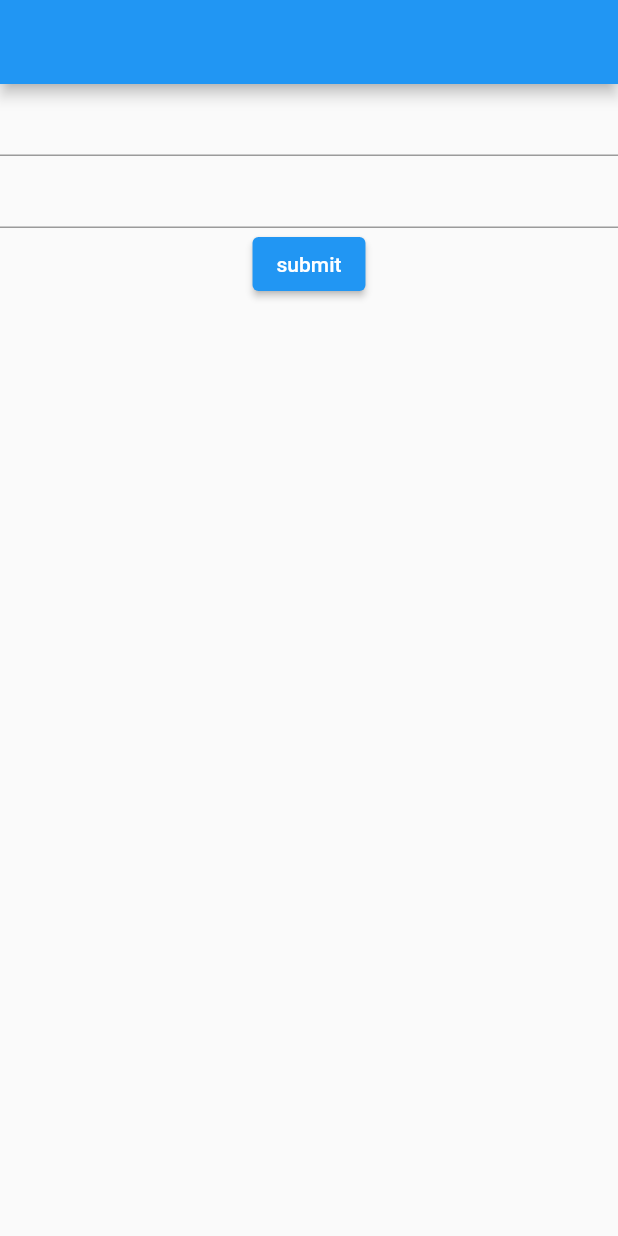
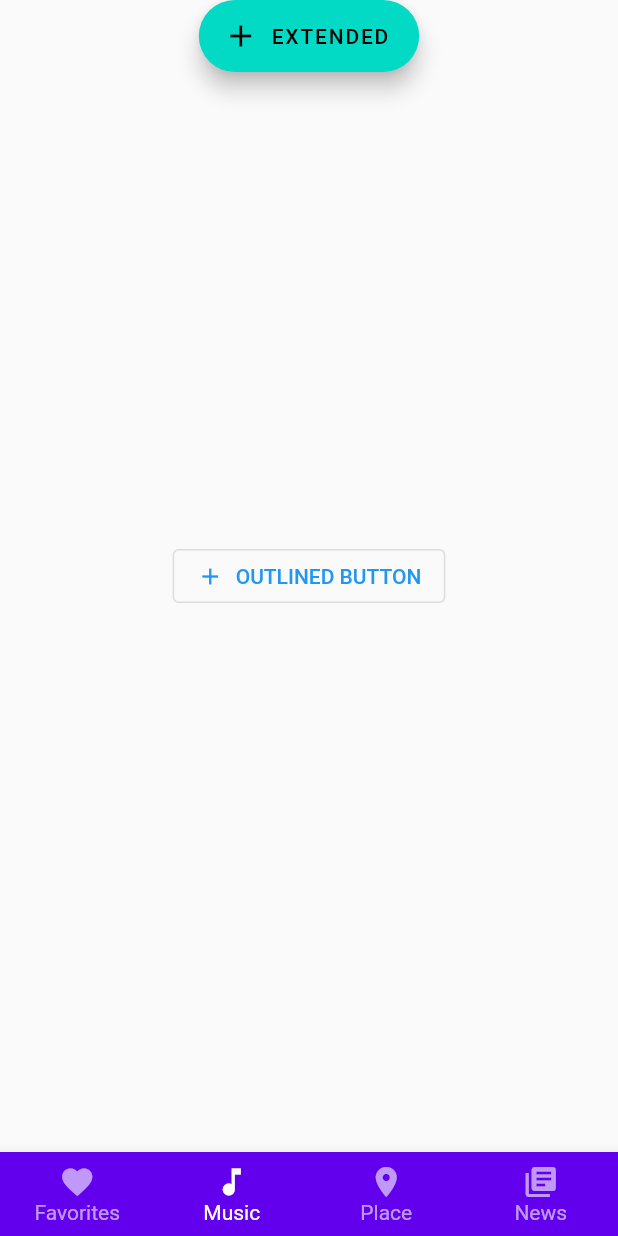
Before and after one commit to The-Closure/flutter_course_autumn_2021, a Flutter app: the screen it shows after launch, on a phone screen of 412 x 824 dp. Run offline on Flutter 3.47's test engine with Material 2 defaults, Android fonts, the phone set to English and light mode, and no system bars.

Commit message:
init point

```diff
--- a/lib/first_page.dart
+++ b/lib/first_page.dart
@@ -1,33 +1,30 @@
 import 'package:flutter/material.dart';
-import 'package:flutter_course_autumn_2021/first_page_body.dart';
-
-class RootFirstPage extends InheritedWidget {
-  RootFirstPage({Key key, @required this.child})
-      : super(key: key, child: child);
-
-  final Widget child;
-  TextEditingController emailController = TextEditingController();
-  TextEditingController nameController = TextEditingController();
-
-  static RootFirstPage of(BuildContext context) {
-    return context.dependOnInheritedWidgetOfExactType<RootFirstPage>();
-  }
-
-  @override
-  bool updateShouldNotify(RootFirstPage oldWidget) {
-    return true;
-  }
-}
 
 class FirstPage extends StatelessWidget {
   const FirstPage({Key key}) : super(key: key);
 
   @override
   Widget build(BuildContext context) {
-    return RootFirstPage(
-      child: Scaffold(
-        appBar: AppBar(),
-        body: FirstPageBody(),
+    return Scaffold(
+      appBar: AppBar(
+        title: Text('data'),
+        leading: Icon(Icons.menu),
+        actions: [
+          Icon(Icons.favorite),
+          Padding(
+            padding: EdgeInsets.symmetric(horizontal: 16),
+            child: Icon(Icons.search),
+          ),
+          Icon(Icons.more_vert),
+        ],
+      ),
+      floatingActionButton: FloatingActionButton(
+        backgroundColor: const Color(0xff03dac6),
+        foregroundColor: Colors.black,
+        onPressed: () {
+          // Respond to button press
+        },
+        child: Icon(Icons.add),
       ),
     );
   }
--- a/lib/first_page_body.dart
+++ /dev/null
@@ -1,23 +0,0 @@
-import 'package:flutter/material.dart';
-import 'package:flutter_course_autumn_2021/first_page.dart';
-import 'package:flutter_course_autumn_2021/first_page_submit.dart';
-
-class FirstPageBody extends StatelessWidget {
-  FirstPageBody({Key key}) : super(key: key);
-  @override
-  Widget build(BuildContext context) {
-    return Container(
-      child: Column(
-        children: [
-          TextField(
-            controller: RootFirstPage.of(context).emailController,
-          ),
-          TextField(
-            controller: RootFirstPage.of(context).nameController,
-          ),
-          SubmitWidget()
-        ],
-      ),
-    );
-  }
-}
--- a/lib/first_page_submit.dart
+++ /dev/null
@@ -1,29 +0,0 @@
-import 'package:flutter/material.dart';
-import 'package:flutter_course_autumn_2021/first_page.dart';
-import 'package:get/get.dart';
-
-class SubmitWidget extends StatelessWidget {
-  SubmitWidget({
-    Key key,
-  }) : super(key: key);
-
-  @override
-  Widget build(BuildContext context) {
-    return ElevatedButton(
-      child: Text('submit'),
-      onPressed: () {
-        ScaffoldMessenger.of(context).showSnackBar(
-          SnackBar(
-            content: Text(
-                'name : ${RootFirstPage.of(context).nameController.text}, email : ${RootFirstPage.of(context).emailController.text}'),
-            backgroundColor: Colors.grey,
-            action: SnackBarAction(
-              onPressed: () {},
-              label: 'ok',
-            ),
-          ),
-        );
-      },
-    );
-  }
-}
--- a/lib/main.dart
+++ b/lib/main.dart
@@ -1,6 +1,7 @@
 import 'package:flutter/cupertino.dart';
 import 'package:flutter/material.dart';
 import 'package:flutter_course_autumn_2021/first_page.dart';
+import 'package:flutter_course_autumn_2021/second_page.dart';
 
 main() {
   runApp(MyApp());
@@ -12,7 +13,8 @@ class MyApp extends StatelessWidget {
   @override
   Widget build(BuildContext context) {
     return MaterialApp(
-      home: FirstPage(),
+      debugShowCheckedModeBanner: false,
+      home: SecondPage(),
     );
   }
 }
--- /dev/null
+++ b/lib/second_page.dart
@@ -0,0 +1,92 @@
+import 'package:flutter/material.dart';
+
+class SecondPage extends StatefulWidget {
+  SecondPage({Key key}) : super(key: key);
+
+  @override
+  _SecondPageState createState() => _SecondPageState();
+}
+
+class _SecondPageState extends State<SecondPage> {
+  int index = 1;
+  List<Widget> pages = [
+    TextButton.icon(
+      onPressed: () {
+        // Respond to button press
+      },
+      icon: Icon(Icons.add, size: 18),
+      label: Text("TEXT BUTTON"),
+    ),
+    OutlinedButton.icon(
+      onPressed: () {
+        // Respond to button press
+      },
+      icon: Icon(Icons.add, size: 18),
+      label: Text("OUTLINED BUTTON"),
+    ),
+    ElevatedButton.icon(
+      onPressed: () {
+        // Respond to button press
+      },
+      icon: Icon(Icons.add, size: 18),
+      label: Text("CONTAINED BUTTON"),
+    ),
+    IconButton(
+        onPressed: () {},
+        icon: Icon(
+          Icons.tap_and_play,
+          size: 32,
+          color: Color(0xFF6200EE),
+        ))
+  ];
+  @override
+  Widget build(BuildContext context) {
+    return Scaffold(
+      body: Center(
+        child: pages[index],
+      ),
+      bottomNavigationBar: BottomNavigationBar(
+        type: BottomNavigationBarType.fixed,
+        backgroundColor: Color(0xFF6200EE),
+        selectedItemColor: Colors.white,
+        unselectedItemColor: Colors.white.withOpacity(.60),
+        selectedFontSize: 14,
+        unselectedFontSize: 14,
+        currentIndex: index,
+        onTap: (value) {
+          setState(() {
+            index = value;
+          });
+        },
+        items: [
+          BottomNavigationBarItem(
+            label: 'Favorites',
+            icon: Icon(Icons.favorite),
+          ),
+          BottomNavigationBarItem(
+            label: 'Music',
+            icon: Icon(Icons.music_note),
+          ),
+          BottomNavigationBarItem(
+            label: 'Place',
+            icon: Icon(Icons.location_on),
+          ),
+          BottomNavigationBarItem(
+            label: 'News',
+            icon: Icon(Icons.library_books),
+          ),
+        ],
+      ),
+      floatingActionButton: FloatingActionButton.extended(
+        backgroundColor: const Color(0xff03dac6),
+        foregroundColor: Colors.black,
+        onPressed: () {
+          // Respond to button press
+        },
+        icon: Icon(Icons.add),
+        label: Text('EXTENDED'),
+      ),
+      floatingActionButtonLocation: FloatingActionButtonLocation.miniCenterTop,
+    );
+  }
+}
```
